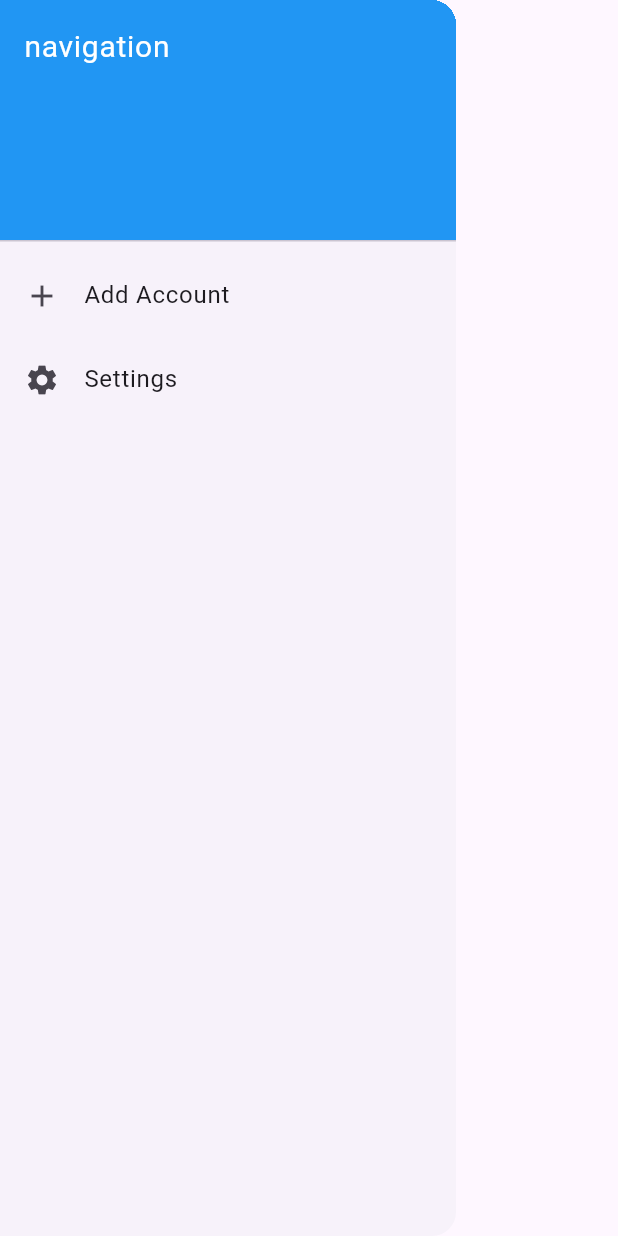
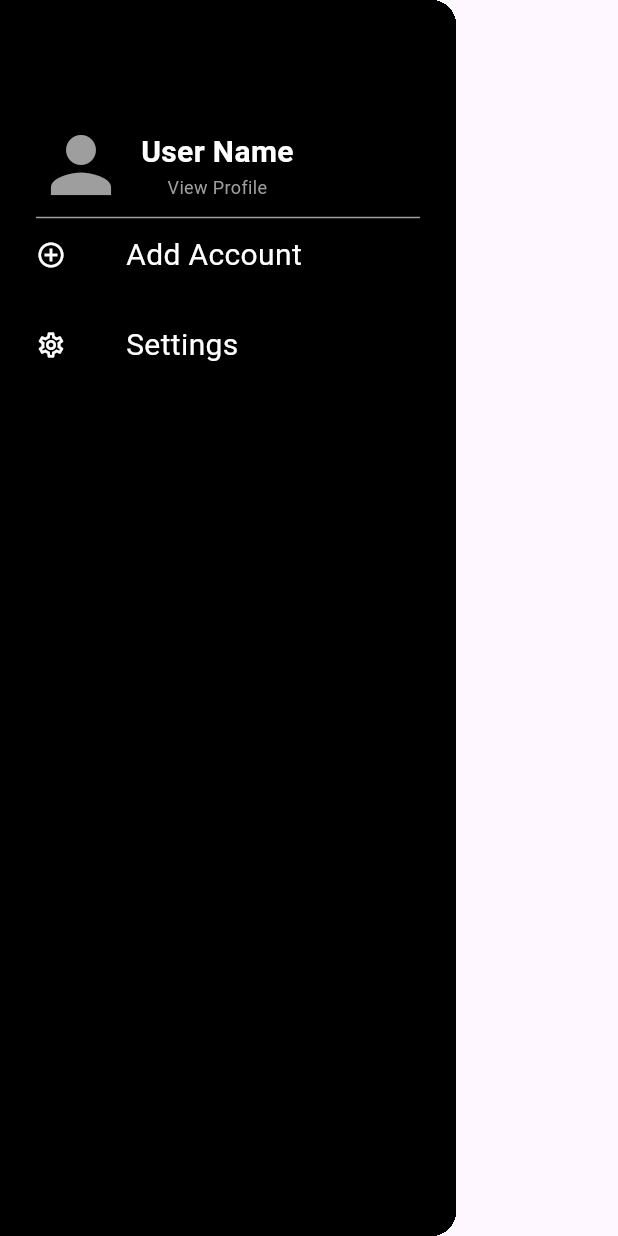
Before and after one commit to Smt52/final_project, a Flutter app: the DrawerWidget widget shown alone on an empty page, opened directly, on a phone screen of 412 x 824 dp. Run offline on Flutter 3.47's test engine with Material 3 defaults, Android fonts, the phone set to English and light mode, and no system bars; our stand-ins replace shared_preferences; accounts and stored records are empty.

Commit message:
Drawer Implemented For Settings And Account Tab

```diff
--- a/assets/lang/en.json
+++ b/assets/lang/en.json
@@ -13,5 +13,7 @@
   "new_releases_from": "New Releases from",
   "english": "English",
   "turkish": "Turkish",
-  "add_user": "Add Account"
+  "add_user": "Add Account",
+  "user_name": "User Name",
+  "view_profile": "View Profile"
 }
--- a/assets/lang/tr.json
+++ b/assets/lang/tr.json
@@ -13,5 +13,7 @@
   "new_releases_from": "Yeni Cikanlar: ",
   "english": "Ingilizce",
   "turkish": "Turkce",
-  "add_user": "Yeni Hesap Ekle"
+  "add_user": "Yeni Hesap Ekle",
+  "user_name": "Kullanici Adi",
+  "view_profile": "Profilime Git"
 }
--- a/lib/core/shared/drawer.dart
+++ /dev/null
@@ -1,46 +0,0 @@
-import 'package:final_project/core/localization/locale_manager.dart';
-import 'package:final_project/pages/profile_pages/add_user.dart';
-import 'package:final_project/pages/settings/settings.dart';
-import 'package:flutter/material.dart';
-import 'package:provider/provider.dart';
-
-class DrawerWidget extends StatelessWidget{
-  @override
-  Widget build(BuildContext context) {
-    final localManager = Provider.of<LocalizationManager>(context);
-    return Drawer(
-      child: ListView(
-        padding: EdgeInsets.zero,
-        children: [
-          DrawerHeader(
-            decoration: BoxDecoration(color: Colors.blue),
-              child: Text(
-                localManager.translate('navigation'),
-                style: const TextStyle(color: Colors.white,fontSize: 20),
-              ),
-          ),
-          ListTile(
-            leading: const Icon(Icons.add),
-            title: Text(localManager.translate("add_user")),
-            onTap: (){
-              Navigator.push(
-                  context,
-                  MaterialPageRoute(builder: (context)=>AddUserPage())
-              );
-            },
-          ),
-          ListTile(
-            leading:const Icon(Icons.settings),
-            title: Text(localManager.translate("settings")),
-            onTap: (){
-              Navigator.push(
-                  context,
-                  MaterialPageRoute(builder: (context)=>SettingsScreen())
-              );
-            },
-          ),
-        ],
-      ),
-    );
-  }
-}
--- /dev/null
+++ b/lib/core/shared/navigation_drawer/drawer.dart
@@ -0,0 +1,88 @@
+import 'package:final_project/core/localization/locale_manager.dart';
+import 'package:final_project/core/shared/navigation_drawer/drawer_item.dart';
+import 'package:final_project/pages/profile_pages/add_user.dart';
+import 'package:final_project/pages/settings/settings.dart';
+import 'package:flutter/material.dart';
+import 'package:provider/provider.dart';
+
+class DrawerWidget extends StatelessWidget{
+  const DrawerWidget({super.key});
+  @override
+  Widget build(BuildContext context) {
+    final localManager = Provider.of<LocalizationManager>(context);
+    return
+      Drawer(
+      child:Material(
+        color: Colors.black,
+        child: Padding(
+          padding: const EdgeInsets.fromLTRB(24, 80, 24, 0),
+          child: Column(
+            children: [
+              headerWidget(context),
+              const Divider(thickness: 1,height: 10,color: Colors.grey,),
+              DrawerItem(
+                name: localManager.translate("add_user"),
+                icon: Icons.add_circle_outline,
+                onPressed: () => Navigator.push(
+                  context,
+                  MaterialPageRoute(builder: (context) => AddUserPage()),
+                ),
+              ),
+              const SizedBox(height: 20,),
+              DrawerItem(
+                  name: localManager.translate("settings"),
+                  icon: Icons.settings_outlined,
+                  onPressed:  () => Navigator.push(
+                    context,
+                    MaterialPageRoute(builder: (context) => SettingsScreen()),
+                  )
+              )
+            ],
+          ),
+        ),
+      )
+    );
+  }
+
+  Widget headerWidget(BuildContext context){
+    final localManager = Provider.of<LocalizationManager>(context);
+    return Row(
+      children: [
+        const Icon(
+          Icons.person,
+          size: 60,
+          color: Colors.grey,
+        ),
+         const SizedBox(width: 10,),
+        Column(
+          children: [
+            Row(
+              children: [
+                Text(
+                  localManager.translate("user_name"),
+                  style:const TextStyle(
+                    fontWeight: FontWeight.bold,
+                    fontSize: 20,
+                    color: Colors.white,
+                  ),
+                ),
+              ],
+            ),
+            Row(
+              children: [
+                Text(
+                  localManager.translate("view_profile"),
+                  style: TextStyle(
+                    fontWeight: FontWeight.normal,
+                    fontSize: 12,
+                    color: Colors.grey.shade500,
+                  ),
+                )
+              ],
+            )
+          ],
+        )
+      ],
+    );
+  }
+}
--- /dev/null
+++ b/lib/core/shared/navigation_drawer/drawer_item.dart
@@ -0,0 +1,32 @@
+import 'package:flutter/material.dart';
+
+class DrawerItem extends StatelessWidget{
+  const DrawerItem ({Key? key,required this.name,required this.icon,required this.onPressed}) : super (key:key);
+
+  final String name;
+  final IconData icon;
+  final Function() onPressed;
+
+
+  @override
+  Widget build(BuildContext context) {
+    return InkWell(
+      onTap: onPressed,
+      child: SizedBox(
+        height: 40,
+        child: Row(
+          children: [
+            Icon(
+              icon,
+              size: 20,
+                color: Colors.white,
+            ),
+            const SizedBox(width: 40,),
+            Text(name,style: const TextStyle(fontSize: 20,color: Colors.white),)
+          ],
+        ),
+      ),
+    );
+  }
+
+}
--- a/lib/pages/home_page/home_page.dart
+++ b/lib/pages/home_page/home_page.dart
@@ -1,4 +1,3 @@
-import 'package:final_project/core/shared/drawer.dart';
 import 'package:final_project/utils/constants/colors.dart';
 import 'package:flutter/material.dart';
 import 'package:provider/provider.dart';
--- a/lib/pages/home_page/home_tab.dart
+++ b/lib/pages/home_page/home_tab.dart
@@ -1,5 +1,5 @@
 import 'package:final_project/core/localization/locale_manager.dart';
-import 'package:final_project/core/shared/drawer.dart';
+import 'package:final_project/core/shared/navigation_drawer/drawer.dart';
 import 'package:flutter/material.dart';
 import 'package:provider/provider.dart';
 import '../profile_pages/profile_picture.dart';
@@ -31,6 +31,7 @@ class _HomeTabState extends State<HomeTab>{
       length: 3,
       child: Scaffold(
         appBar: AppBar(
+          automaticallyImplyLeading: false,
           backgroundColor: Colors.black,
           title: Row(
             mainAxisAlignment: MainAxisAlignment.start,
```
